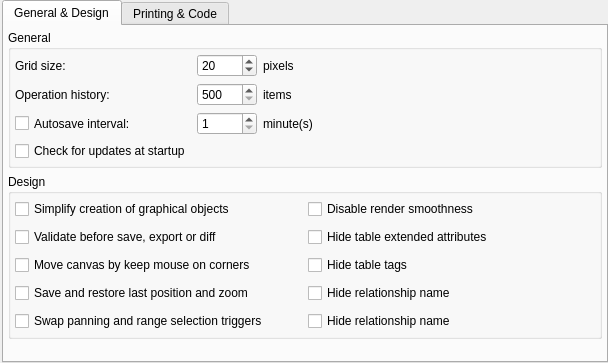
The window that libpgmodeler_ui/ui/generalconfigwidget.ui (pgmodeler/pgmodeler) describes before a commit, drawn with Qt 5.
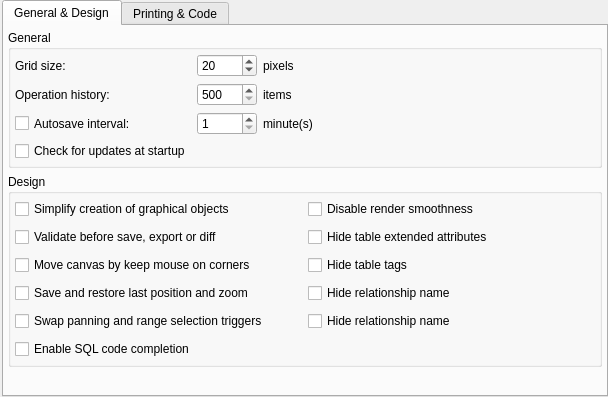
The same window after the commit.

Commit message: Added an option to enable/disable code completion widget on sql code input fields (linked to CodeCompletionWidget instances). Actually, this option only forces the installation or removal of event filters needed to popup the completion widget. The instances are created once and deactivated at user's will.

What changed in the file:
```diff
--- a/libpgmodeler_ui/ui/generalconfigwidget.ui
+++ b/libpgmodeler_ui/ui/generalconfigwidget.ui
@@ -7,7 +7,7 @@
     <x>0</x>
     <y>0</y>
     <width>608</width>
-    <height>363</height>
+    <height>397</height>
    </rect>
   </property>
   <property name="minimumSize">
@@ -787,6 +787,51 @@
             </item>
            </layout>
           </item>
+          <item row="5" column="0">
+           <layout class="QHBoxLayout" name="horizontalLayout_16">
+            <item>
+             <widget class="QCheckBox" name="code_completion_chk">
+              <property name="sizePolicy">
+               <sizepolicy hsizetype="Preferred" vsizetype="Fixed">
+                <horstretch>0</horstretch>
+                <verstretch>0</verstretch>
+               </sizepolicy>
+              </property>
+              <property name="toolTip">
+               <string/>
+              </property>
+              <property name="statusTip">
+               <string>Hide the object that represents the relationship name</string>
+              </property>
+              <property name="text">
+               <string>Enable SQL code completion</string>
+              </property>
+             </widget>
+            </item>
+            <item>
+             <widget class="QWidget" name="code_completion_hint" native="true">
+              <property name="sizePolicy">
+               <sizepolicy hsizetype="Fixed" vsizetype="Fixed">
+                <horstretch>0</horstretch>
+                <verstretch>0</verstretch>
+               </sizepolicy>
+              </property>
+              <property name="minimumSize">
+               <size>
+                <width>22</width>
+                <height>22</height>
+               </size>
+              </property>
+              <property name="maximumSize">
+               <size>
+                <width>22</width>
+                <height>22</height>
+               </size>
+              </property>
+             </widget>
+            </item>
+           </layout>
+          </item>
          </layout>
         </widget>
        </item>
```
The commit also changes 9 other files.
